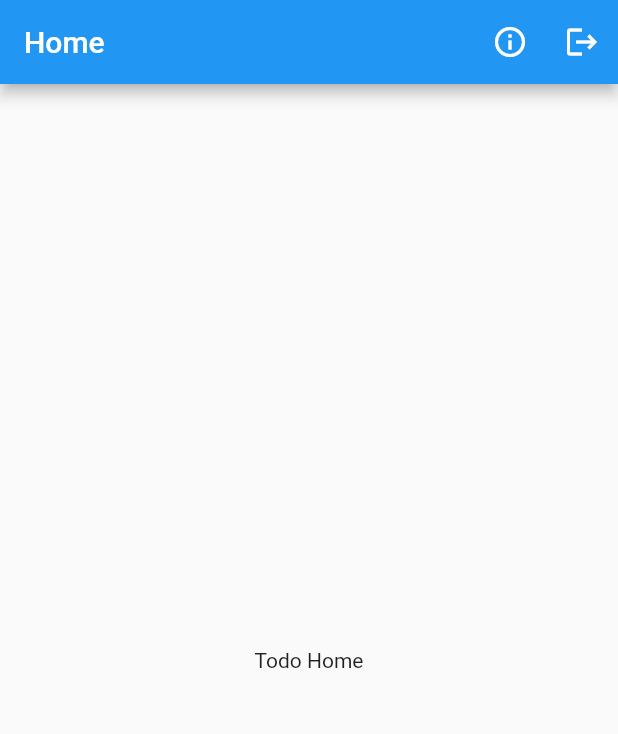
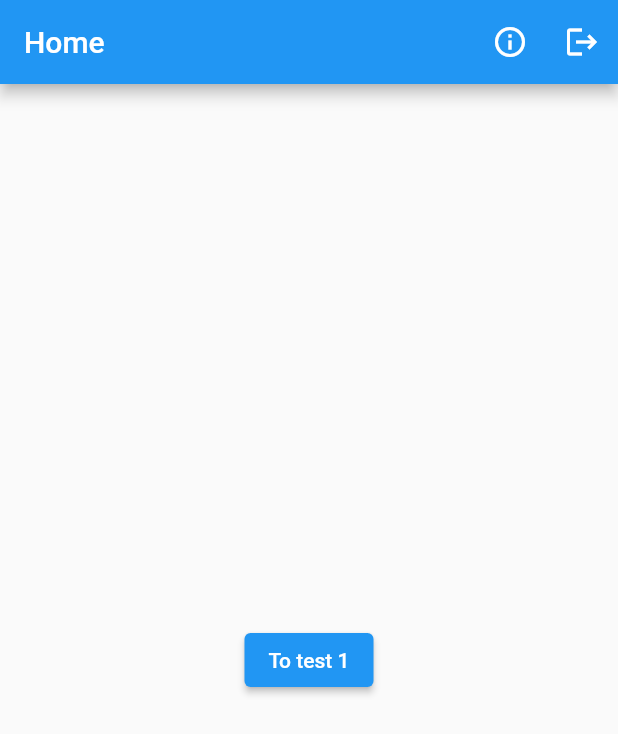
Before and after one commit to bachsoda326/todo_firebase, a Flutter app: the screen it shows once a user with an empty profile is signed in, on a phone screen of 412 x 824 dp. Shown: the top 734 px of the screen. Run offline on Flutter 3.47's test engine with Material 2 defaults, Android fonts, the phone set to English and light mode, and no system bars; our stand-ins replace firebase_auth, firebase_core, flutter_easyloading, get; accounts and stored records are empty; network calls fail.

Commit message:
- Done adding GetX and testing in test1 page and test2 page.

```diff
--- /dev/null
+++ b/lib/frameworks/app_routes.dart
@@ -0,0 +1,4 @@
+const String homeRoute = '/';
+const String loginRoute = '/login';
+const String test1Route = '/test1';
+const String test2Route = '/test2';
--- a/lib/main.dart
+++ b/lib/main.dart
@@ -3,7 +3,13 @@ import 'package:flutter/material.dart';
 import 'package:flutter_easyloading/flutter_easyloading.dart';
 import 'package:get/get.dart';
 import 'package:todo_firebase/firebase_options.dart';
+import 'package:todo_firebase/frameworks/app_routes.dart' as routes;
 import 'package:todo_firebase/pages/authentication_page.dart';
+import 'package:todo_firebase/pages/home_page.dart';
+import 'package:todo_firebase/pages/login/login_page.dart';
+import 'package:todo_firebase/pages/test_1/bindings/test_1_binding.dart';
+import 'package:todo_firebase/pages/test_1/test_1_page.dart';
+import 'package:todo_firebase/pages/test_2/test_2_page.dart';
 
 void main() async {
   WidgetsFlutterBinding.ensureInitialized();
@@ -24,6 +30,16 @@ class MyApp extends StatelessWidget {
       ),
       builder: EasyLoading.init(),
       home: const AuthenticationPage(),
+      getPages: [
+        GetPage(name: routes.homeRoute, page: () => const HomePage()),
+        GetPage(name: routes.loginRoute, page: () => const LoginPage()),
+        GetPage(
+          name: routes.test1Route,
+          page: () => const Test1Page(),
+          binding: Test1Binding(),
+        ),
+        GetPage(name: routes.test2Route, page: () => const Test2Page()),
+      ],
     );
   }
 }
--- a/lib/pages/home_page.dart
+++ b/lib/pages/home_page.dart
@@ -1,5 +1,6 @@
 import 'package:firebase_auth/firebase_auth.dart';
 import 'package:flutter/material.dart';
+import 'package:get/get.dart';
 
 class HomePage extends StatelessWidget {
   const HomePage({Key? key}) : super(key: key);
@@ -21,8 +22,11 @@ class HomePage extends StatelessWidget {
           ),
         ],
       ),
-      body: const Center(
-        child: Text("Todo Home"),
+      body: Center(
+        child: ElevatedButton(
+          onPressed: () => Get.toNamed('/test1'),
+          child: const Text('To test 1'),
+        ),
       ),
     );
   }
--- /dev/null
+++ b/lib/pages/test_1/bindings/test_1_binding.dart
@@ -0,0 +1,9 @@
+import 'package:get/get.dart';
+import 'package:todo_firebase/pages/test_1/controller/test_1_controller.dart';
+
+class Test1Binding extends Bindings {
+  @override
+  void dependencies() {
+    Get.lazyPut<Test1Controller>(() => Test1Controller());
+  }
+}
--- /dev/null
+++ b/lib/pages/test_1/controller/test_1_controller.dart
@@ -0,0 +1,7 @@
+import 'package:get/get.dart';
+
+class Test1Controller extends GetxController {
+  int count = 0;
+
+  void increase() => count++;
+}
```
Also changed, not shown: lib/pages/test_1/test_1_page.dart (added, +26 -0 lines), lib/pages/test_2/test_2_page.dart (added, +21 -0 lines), lib/frameworks/constants.dart (added).
